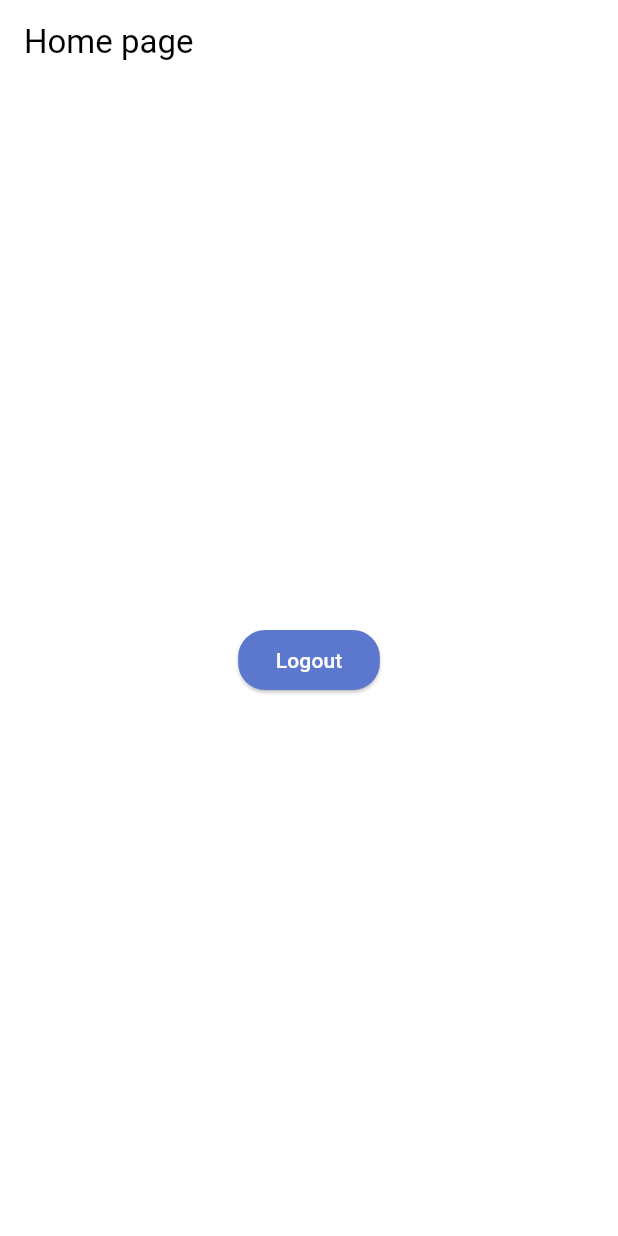
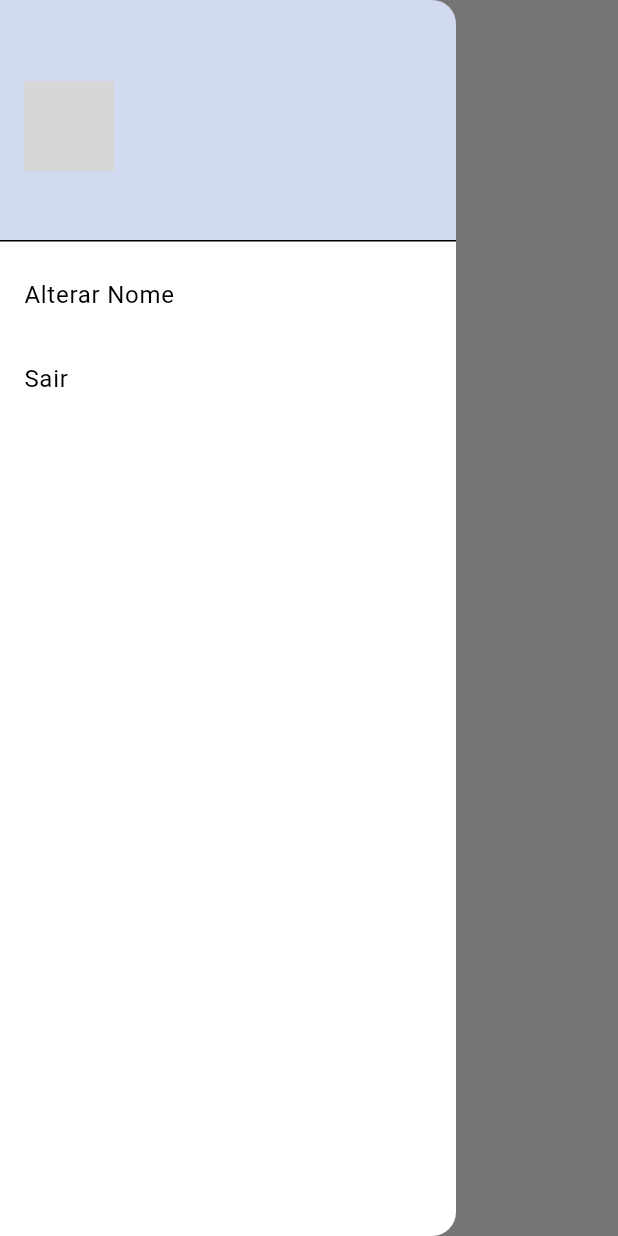
Before and after one commit to M0rona/todo_list_flutter, a Flutter app: the screen it shows once a user with an empty profile is signed in, with the side drawer open (before the commit the screen has no drawer), on a phone screen of 412 x 824 dp. Run offline on Flutter 3.47's test engine with Material 3 defaults, Android fonts, the phone set to English and light mode, and no system bars; our stand-ins replace firebase_auth, firebase_core, flutter_signin_button, google_fonts, google_sign_in, sqflite and 2 more; missing offline and left inert: flutter_overlay_loader, validatorless; accounts and stored records are empty; network calls fail; Roboto replaces fonts that are missing (Mandali); grey boxes are pictures that could not be loaded.

Commit message:
feat: :sparkles: Added drawer menu with some actions

```diff
--- a/lib/app/modules/home/home_page.dart
+++ b/lib/app/modules/home/home_page.dart
@@ -1,6 +1,5 @@
 import 'package:flutter/material.dart';
-import 'package:provider/provider.dart';
-import 'package:todo_list_provider/app/core/auth/auth_provider.dart';
+import 'package:todo_list_provider/app/modules/home/widgets/home_drawer.dart';
 
 class HomePage extends StatelessWidget {
   const HomePage({super.key});
@@ -11,14 +10,8 @@ class HomePage extends StatelessWidget {
       appBar: AppBar(
         title: const Text('Home page'),
       ),
-      body: Center(
-        child: ElevatedButton(
-          child: const Text('Logout'),
-          onPressed: () {
-            context.read<AuthProvider>().logout();
-          },
-        ),
-      ),
+      drawer: HomeDrawer(),
+      body: Container(),
     );
   }
 }
--- /dev/null
+++ b/lib/app/modules/home/widgets/home_drawer.dart
@@ -0,0 +1,104 @@
+import 'package:flutter/material.dart';
+import 'package:flutter_overlay_loader/flutter_overlay_loader.dart';
+import 'package:provider/provider.dart';
+import 'package:todo_list_provider/app/core/auth/auth_provider.dart';
+import 'package:todo_list_provider/app/core/ui/messages.dart';
+import 'package:todo_list_provider/app/core/ui/theme_extensions.dart';
+import 'package:todo_list_provider/app/services/user/user_service.dart';
+
+class HomeDrawer extends StatelessWidget {
+  HomeDrawer({super.key});
+  final nameVN = ValueNotifier<String>('');
+
+  @override
+  Widget build(BuildContext context) {
+    return SafeArea(
+      child: Drawer(
+        child: ListView(
+          children: [
+            DrawerHeader(
+              decoration: BoxDecoration(
+                color: context.primaryColor.withAlpha(70),
+              ),
+              child: Row(
+                children: [
+                  Selector<AuthProvider, String>(
+                    selector: (context, authProvider) {
+                      return authProvider.user?.photoURL ??
+                          'https://img.freepik.com/free-vector/illustration-businessman_53876-5856.jpg';
+                    },
+                    builder: (_, value, __) => CircleAvatar(
+                      backgroundImage: NetworkImage(value),
+                      radius: 30,
+                    ),
+                  ),
+                  Expanded(
+                    child: Padding(
+                      padding: const EdgeInsets.all(15),
+                      child: Selector<AuthProvider, String>(
+                        selector: (context, authProvider) {
+                          return authProvider.user?.displayName ??
+                              'Nome de usuário não informado';
+                        },
+                        builder: (_, value, __) => Text(
+                          value,
+                          style: context.textTheme.titleMedium,
+                        ),
+                      ),
+                    ),
+                  )
+                ],
+              ),
+            ),
+            ListTile(
+              onTap: () {
+                showDialog(
+                  context: context,
+                  builder: (context) => AlertDialog(
+                    title: const Text("Alterar nome"),
+                    content: TextField(
+                      decoration: const InputDecoration(labelText: "Nome"),
+                      onChanged: (value) => nameVN.value = value,
+                    ),
+                    actions: [
+                      TextButton(
+                        onPressed: () => Navigator.pop(context),
+                        child: const Text(
+                          'Cancelar',
+                          style: TextStyle(color: Colors.red),
+                        ),
+                      ),
+                      TextButton(
+                        onPressed: () async {
+                          final nameValue = nameVN.value;
+                          if (nameValue.isNotEmpty) {
+                            Loader.show(context);
+                            await context
+                                .read<UserService>()
+                                .updateDisplayName(nameValue);
+
+                            Loader.hide();
+
+                            Navigator.pop(context);
+                          } else {
+                            Messages.of(context).showError("Nome obrigatório");
+                          }
+                        },
+                        child: const Text('Alterar'),
+                      ),
+                    ],
+                  ),
+                );
+              },
+              title: const Text('Alterar Nome'),
+            ),
+            ListTile(
+              onTap: () => context.read<AuthProvider>().logout(),
+              title: const Text('Sair'),
+            ),
+          ],
+        ),
+      ),
+    );
+  }
+}
--- a/lib/app/repositories/user/user_repository.dart
+++ b/lib/app/repositories/user/user_repository.dart
@@ -6,4 +6,5 @@ abstract interface class UserRepository {
   Future<void> forgotPassword(String email);
   Future<User?> googleLogin();
   Future<void> logout();
+  Future<void> updateDisplayName(String name);
 }
--- a/lib/app/services/user/user_service.dart
+++ b/lib/app/services/user/user_service.dart
@@ -6,4 +6,5 @@ abstract interface class UserService {
   Future<void> forgotPassword(String email);
   Future<User?> googleLogin();
   Future<void> logout();
+  Future<void> updateDisplayName(String name);
 }
--- a/lib/app/services/user/user_service_impl.dart
+++ b/lib/app/services/user/user_service_impl.dart
@@ -25,4 +25,8 @@ class UserServiceImpl implements UserService {
 
   @override
   Future<void> logout() => _userRepository.logout();
+
+  @override
+  Future<void> updateDisplayName(String name) =>
+      _userRepository.updateDisplayName(name);
 }
```
Also changed, not shown: lib/app/repositories/user/user_repository_impl.dart (+12 -0 lines).
